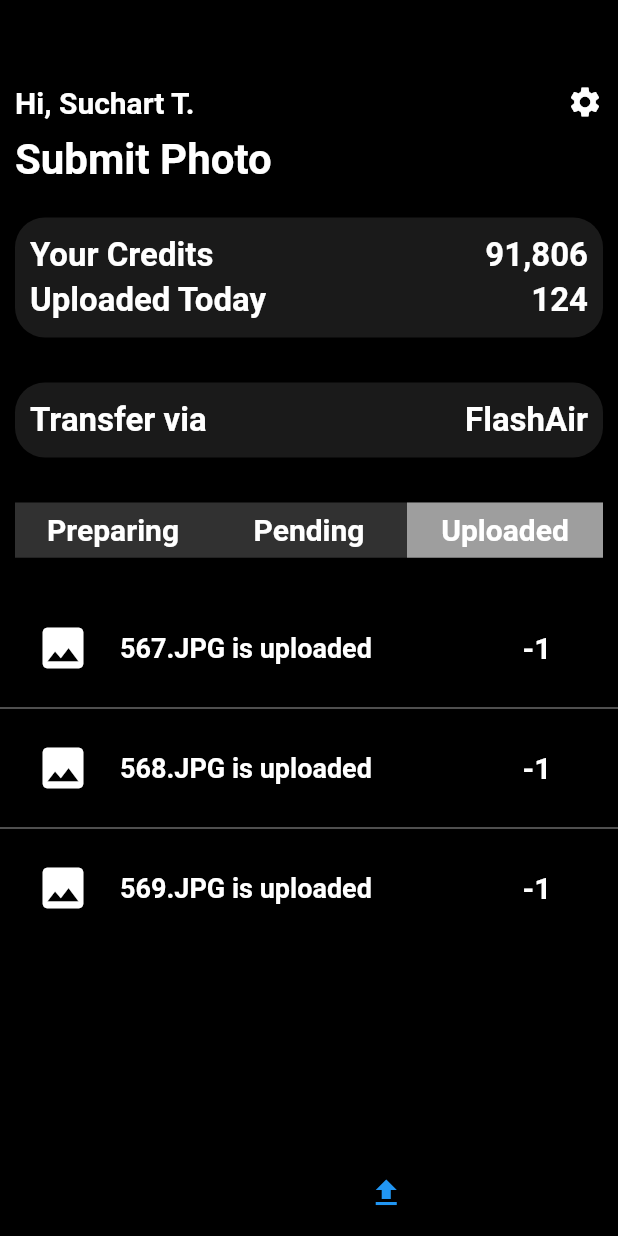
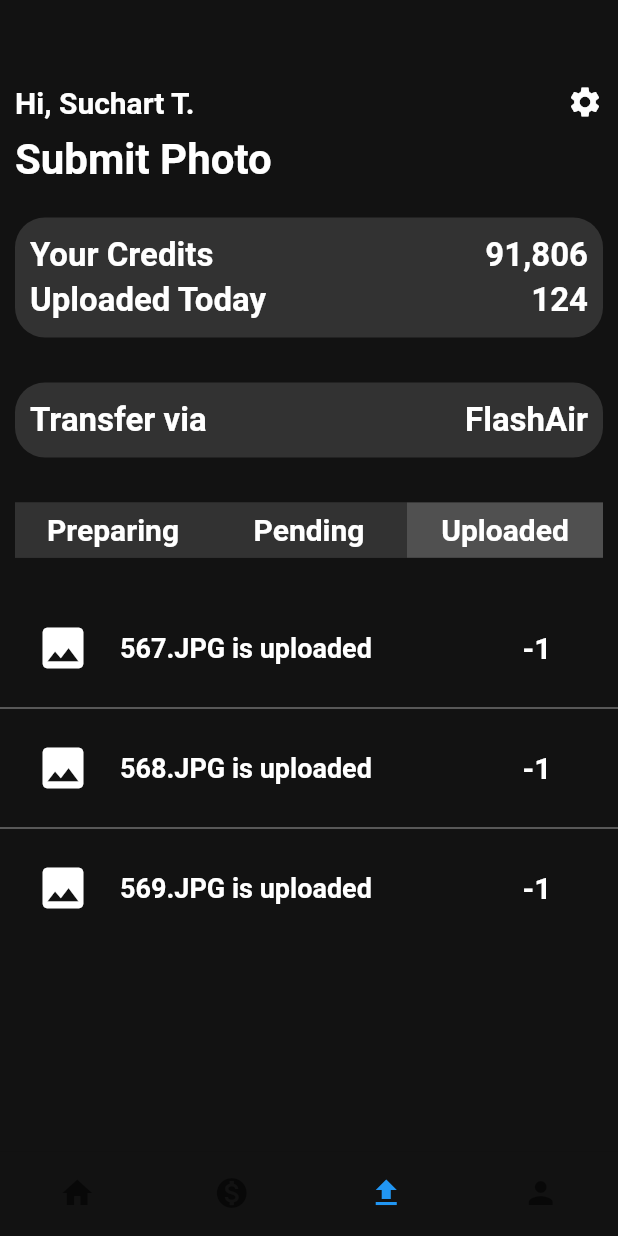
Before and after one commit to 11dj/flutter_boilerplate, a Flutter app: the MainView screen opened by its route, item 3 of the bottom bar chosen, on a phone screen of 412 x 824 dp. Run offline on Flutter 3.47's test engine with Material 2 defaults, Android fonts, the phone set to English and light mode, and no system bars.

Commit message:
add share color

```diff
--- a/lib/ui/views/main_view.dart
+++ b/lib/ui/views/main_view.dart
@@ -1,8 +1,12 @@
 import 'package:flutter/material.dart';
+import 'styles/colors.dart' as colorK;
 
 import 'package:flutter_boilerplate/ui/views/earning_view.dart';
 import 'package:flutter_boilerplate/ui/views/home_view.dart';
 import 'package:flutter_boilerplate/ui/views/upload_view.dart';
+import 'package:flutter_boilerplate/ui/views/no_found_view.dart';
+
+import 'no_found_view.dart';
 
 class MainView extends StatefulWidget {
 
@@ -10,14 +14,15 @@ class MainView extends StatefulWidget {
   _MainViewState createState() => _MainViewState();
 }
 
-class _MainViewState extends State<MainView> {
+class _MainViewState extends State<MainView> with WidgetsBindingObserver {
   int _currentIndex = 0;
   final List<Widget> _children = [
     HomeView(),
     EarningView(),
     UploadView(),
-    UploadView(),
+    NotFoundView(),
   ];
+
 
   void onTabTapped(int index) {
    setState(() {
@@ -30,7 +35,8 @@ class _MainViewState extends State<MainView> {
     return Theme(
             data: Theme.of(context).copyWith(
               // canvasColor: Color(0xFF121212),
-              canvasColor: Colors.black,
+              // canvasColor: Color.fromRGBO(12, 12, 12, 1),
+              canvasColor: colorK.MyColors.black[900],
               // primaryColor: Colors.white,
               textTheme: Theme.of(context).textTheme.copyWith(
                 caption: TextStyle(color: Colors.white)
@@ -52,11 +58,11 @@ class _MainViewState extends State<MainView> {
                   ),
                   BottomNavigationBarItem(
                     icon: Icon(Icons.monetization_on),
-                    title: Text('sss'),
+                    title: Text('Account'),
                   ),
                   BottomNavigationBarItem(
                     icon: Icon(Icons.file_upload),
-                    title: Text('Upload'),
+                    title: Text('Submit'),
                   ),
                   BottomNavigationBarItem(
                     icon: Icon(Icons.person),
--- a/lib/ui/views/no_found_view.dart
+++ b/lib/ui/views/no_found_view.dart
@@ -1,5 +1,6 @@
 
 import 'package:flutter/material.dart';
+import 'styles/colors.dart' as colorK;
 
 class NotFoundView extends StatefulWidget {
   NotFoundView({Key key, this.title}) : super(key: key);
@@ -15,12 +16,12 @@ class _NotFoundViewState extends State<NotFoundView> {
   @override
   Widget build(BuildContext context) {
     return  Scaffold(
-      appBar: AppBar(title: Text('Not found')),
+      backgroundColor: colorK.MyColors.black[900],
       body: Center(
         child: Column(
           mainAxisAlignment: MainAxisAlignment.center,
           children: <Widget>[
-            Text('No route defined for ${widget.title}'),
+            Text('No route defined for ${widget.title}', style: TextStyle(fontSize: 24, fontWeight: FontWeight.bold, color: Colors.white),),
             const SizedBox(height: 30),
             RaisedButton(
               onPressed: () { Navigator.of(context).pop(); },
--- /dev/null
+++ b/lib/ui/views/styles/colors.dart
@@ -0,0 +1,64 @@
+/**
+ * Creating custom color palettes is part of creating a custom app. The idea is to create
+ * your class of custom colors, in this case `MyColors` and then create a `ThemeData`
+ * object with those colors you just defined.
+ *
+ * Resource:
+ * A good resource would be this website: http://mcg.mbitson.com/
+ * You simply need to put in the colour you wish to use, and it will generate all shades
+ * for you. Your primary colour will be the `500` value.
+ *
+ * Colour Creation:
+ * In order to create the custom colours you need to create a `Map<int, Color>` object
+ * which will have all the shade values. `const Color(0xFF...)` will be how you create
+ * the colours. The six character hex code is what follows. If you wanted the colour
+ * #114488 or #D39090 as primary colours in your theme, then you would have
+ * `const Color(0x114488)` and `const Color(0xD39090)`, respectively.
+ *
+ * Usage:
+ * In order to use this newly created theme or even the colours in it, you would just
+ * `import` this file in your project, anywhere you needed it.
+ * `import 'path/to/theme.dart';`
+ */
+
+import 'package:flutter/material.dart';
+
+final ThemeData customTheme = new ThemeData(
+  brightness: Brightness.light,
+  primarySwatch: MaterialColor(MyColors.black[50].value, MyColors.black),
+  primaryColor: MyColors.black[500],
+  primaryColorBrightness: Brightness.light,
+  // accentColor: MyColors.green[500],
+  accentColorBrightness: Brightness.light
+);
+
+class MyColors {
+  // static const cc = [50,100,200,300,400,500,600,700,800,900];
+
+  MyColors._(); // this basically makes it so you can instantiate this class
+  static Map<int, Color> black = <int, Color> {
+    50: Color.fromRGBO(247,247,247,1),
+    100: Color.fromRGBO(238,238,238,1),
+    200: Color.fromRGBO(226,226,226,1),
+    300: Color.fromRGBO(208,208,208,1),
+    400: Color.fromRGBO(171,171,171,1),
+    500: Color.fromRGBO(138,138,138,1),
+    600: Color.fromRGBO(99,99,99,1),
+    700: Color.fromRGBO(80,80,80,1),
+    800: Color.fromRGBO(50,50,50,1),
+    900: Color.fromRGBO(18,18,18,1)
+  };
+
+  // static const Map<int, Color> green = const <int, Color> {
+  //   50: const Color(/* some hex code */),
+  //   100: const Color(/* some hex code */),
+  //   200: const Color(/* some hex code */),
+  //   300: const Color(/* some hex code */),
+  //   400: const Color(/* some hex code */),
+  //   500: const Color(/* some hex code */),
+  //   600: const Color(/* some hex code */),
+  //   700: const Color(/* some hex code */),
+  //   800: const Color(/* some hex code */),
+  //   900: const Color(/* some hex code */)
+  // };
+}
--- a/lib/ui/views/submit_view.dart
+++ b/lib/ui/views/submit_view.dart
@@ -1,4 +1,5 @@
 import 'package:flutter/material.dart';
+import 'styles/colors.dart' as colorK;
 
 class SubmitView extends StatefulWidget {
 
@@ -14,7 +15,7 @@ class _SubmitViewState extends State<SubmitView> {
   @override
   Widget build(BuildContext context) {
     return Scaffold(
-      backgroundColor: Colors.blue,
+      backgroundColor: colorK.MyColors.black[900],
       body: Container(
         margin: EdgeInsets.fromLTRB(0.0, 40.0, 0.0, 0.0),
         // child: Text('Home', style: TextStyle(fontSize: 40, fontWeight: FontWeight.bold, color: Colors.white),),
--- a/lib/ui/views/upload_view.dart
+++ b/lib/ui/views/upload_view.dart
@@ -1,4 +1,5 @@
 import 'package:flutter/material.dart';
+import 'styles/colors.dart' as colorK;
 import 'dart:math';
 
 class UploadView extends StatefulWidget {
@@ -28,7 +29,7 @@ class _UploadViewState extends State<UploadView> {
   @override
   Widget build(BuildContext context) {
     return Scaffold(
-      backgroundColor: Colors.black,
+      backgroundColor: colorK.MyColors.black[900],
       body: Container(
         margin: EdgeInsets.fromLTRB(0.0, 40.0, 0.0, 0.0),
         child: Column(
@@ -56,7 +57,6 @@ class _UploadViewState extends State<UploadView> {
             Container(
               height: 40,
               padding: EdgeInsets.only(left: 10.0),
-              decoration: BoxDecoration(color: Colors.black87),
               child: Row(
                   crossAxisAlignment: CrossAxisAlignment.start,
                   children: <Widget>[
@@ -72,7 +72,6 @@ class _UploadViewState extends State<UploadView> {
             Container(
               height: 110,
               padding: EdgeInsets.symmetric(horizontal: 5, vertical: 10),
-              decoration: BoxDecoration(color: Colors.black87),
               child: Row(
                   crossAxisAlignment: CrossAxisAlignment.start,
                   children: <Widget>[
@@ -82,7 +81,7 @@ class _UploadViewState extends State<UploadView> {
                           margin: EdgeInsets.all(5.0),
                           padding: EdgeInsets.all(10.0),
                           decoration: BoxDecoration(
-                            color: Colors.white10,
+                            color: colorK.MyColors.black[800],
                             shape: BoxShape.rectangle,
                             borderRadius:
                                 BorderRadius.all(Radius.circular(20.0)),
@@ -131,7 +130,6 @@ class _UploadViewState extends State<UploadView> {
             Container(
               height: 80,
               padding: EdgeInsets.symmetric(horizontal: 5, vertical: 10),
-              decoration: BoxDecoration(color: Colors.black87),
               child: Row(
                   crossAxisAlignment: CrossAxisAlignment.start,
                   children: <Widget>[
@@ -141,7 +139,7 @@ class _UploadViewState extends State<UploadView> {
                           margin: EdgeInsets.all(5.0),
                           padding: EdgeInsets.all(10.0),
                           decoration: BoxDecoration(
-                            color: Colors.white10,
+                            color: colorK.MyColors.black[800],
                             shape: BoxShape.rectangle,
                             borderRadius:
                                 BorderRadius.all(Radius.circular(20.0)),
@@ -175,7 +173,6 @@ class _UploadViewState extends State<UploadView> {
             Container(
               height: 80,
               padding: EdgeInsets.symmetric(horizontal: 5, vertical: 10),
-              decoration: BoxDecoration(color: Colors.black87),
               child: Row(
                   crossAxisAlignment: CrossAxisAlignment.start,
                   children: <Widget>[
@@ -185,7 +182,7 @@ class _UploadViewState extends State<UploadView> {
                           margin: EdgeInsets.all(5.0),
                           // padding: EdgeInsets.all(10.0),
                           decoration: BoxDecoration(
-                            color: Colors.white10,
+                            color: colorK.MyColors.black[800],
                             shape: BoxShape.rectangle,
                           ),
                           child: Row(
@@ -195,7 +192,7 @@ class _UploadViewState extends State<UploadView> {
                                   Expanded(
                                     flex: 1,
                                     child: Container(
-                                    decoration: BoxDecoration(color: Colors.white10, shape: BoxShape.rectangle, ),
+                                    decoration: BoxDecoration(color: colorK.MyColors.black[800], shape: BoxShape.rectangle, ),
                                     child: Center(
                                       heightFactor: 1.6,
                                       child: Text('Preparing',
@@ -206,7 +203,7 @@ class _UploadViewState extends State<UploadView> {
                                   Expanded(
                                     flex: 1,
                                     child: Container(
-                                    decoration: BoxDecoration(color: Colors.white10, shape: BoxShape.rectangle, ),
+                                    decoration: BoxDecoration(color: colorK.MyColors.black[800], shape: BoxShape.rectangle, ),
                                     child: Center(
                                       heightFactor: 1.6,
                                       child: Text('Pending',
@@ -217,7 +214,7 @@ class _UploadViewState extends State<UploadView> {
                                   Expanded(
                                     flex: 1,
                                     child: Container(
-                                    decoration: BoxDecoration(color: Colors.grey, shape: BoxShape.rectangle, ),
+                                    decoration: BoxDecoration(color: colorK.MyColors.black[700], shape: BoxShape.rectangle, ),
                                     child: Center(
                                       heightFactor: 1.6,
                                       child: Text('Uploaded',
@@ -225,8 +222,6 @@ class _UploadViewState extends State<UploadView> {
                                       ),) ,
                                     ),
                                   ),
-
-
                                 ],
                               )
                             ),
@@ -239,7 +234,6 @@ class _UploadViewState extends State<UploadView> {
                 removeTop: true,
                 child: Container(
                   margin: EdgeInsets.fromLTRB(0, 0, 0, 0),
-                  decoration: BoxDecoration(color: Colors.black),
                   child: ListView.separated(
                     separatorBuilder: (context, index) => Divider(color: Colors.grey),
                     itemCount: 3,
```
Also changed, not shown: lib/ui/views/earning_view.dart (+4 -7 lines), lib/ui/views/home_view.dart (+2 -5 lines), lib/ui/widgets/customNavBar.dart (added, +16 -0 lines), 3 other files.
